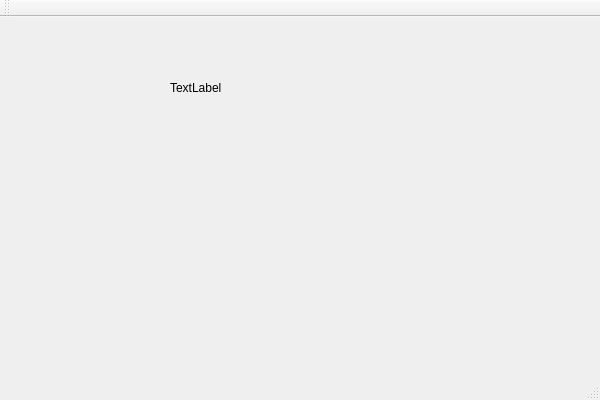
Before: the Qt Designer form server/MainWindow.ui in houhaotian/QtTcpDemo, drawn with Qt 5.
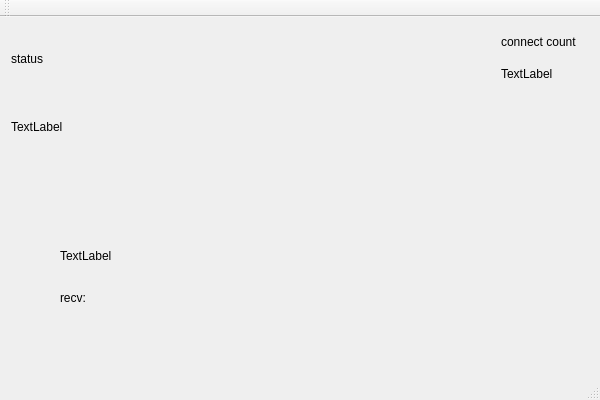
After: the same form once the commit is applied.

```diff
--- a/server/MainWindow.ui
+++ b/server/MainWindow.ui
@@ -14,18 +14,83 @@
    <string>Server</string>
   </property>
   <widget class="QWidget" name="centralWidget">
-   <widget class="QLabel" name="statusLabel">
+   <widget class="QWidget" name="verticalLayoutWidget">
     <property name="geometry">
      <rect>
-      <x>170</x>
-      <y>30</y>
-      <width>211</width>
+      <x>0</x>
+      <y>0</y>
+      <width>261</width>
+      <height>151</height>
+     </rect>
+    </property>
+    <layout class="QVBoxLayout" name="verticalLayout">
+     <item>
+      <widget class="QLabel" name="label">
+       <property name="text">
+        <string>status</string>
+       </property>
+      </widget>
+     </item>
+     <item>
+      <widget class="QLabel" name="statusLabel">
+       <property name="text">
+        <string>TextLabel</string>
+       </property>
+      </widget>
+     </item>
+    </layout>
+   </widget>
+   <widget class="QWidget" name="verticalLayoutWidget_2">
+    <property name="geometry">
+     <rect>
+      <x>490</x>
+      <y>0</y>
+      <width>101</width>
       <height>81</height>
      </rect>
     </property>
-    <property name="text">
-     <string>TextLabel</string>
+    <layout class="QVBoxLayout" name="verticalLayout_2">
+     <item>
+      <widget class="QLabel" name="label_2">
+       <property name="text">
+        <string>connect count</string>
+       </property>
+      </widget>
+     </item>
+     <item>
+      <widget class="QLabel" name="connection">
+       <property name="text">
+        <string>TextLabel</string>
+       </property>
+      </widget>
+     </item>
+    </layout>
+   </widget>
+   <widget class="QWidget" name="verticalLayoutWidget_3">
+    <property name="geometry">
+     <rect>
+      <x>49</x>
+      <y>209</y>
+      <width>451</width>
+      <height>101</height>
+     </rect>
     </property>
+    <layout class="QVBoxLayout" name="verticalLayout_3">
+     <item>
+      <widget class="QLabel" name="recvLabel">
+       <property name="text">
+        <string>TextLabel</string>
+       </property>
+      </widget>
+     </item>
+     <item>
+      <widget class="QLabel" name="label_3">
+       <property name="text">
+        <string>recv:</string>
+       </property>
+      </widget>
+     </item>
+    </layout>
    </widget>
   </widget>
   <widget class="QMenuBar" name="menuBar">
```
